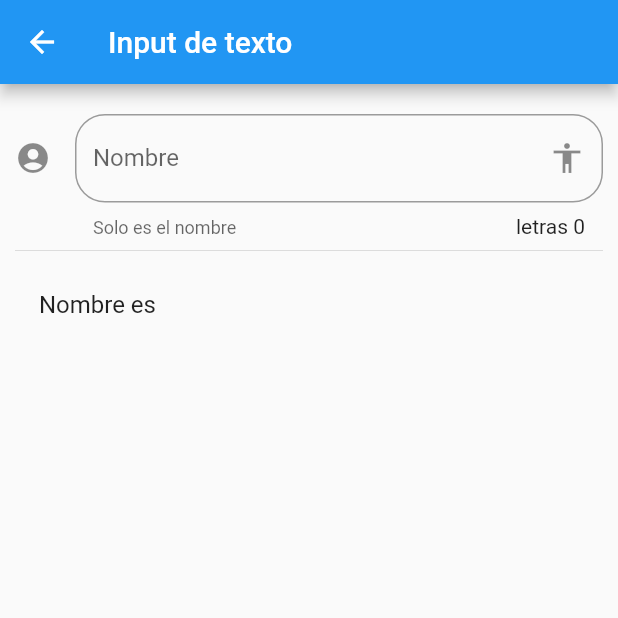
After one commit to Sam200018/Flutter_Componentes, a Flutter app: the InputPage screen opened by its route, on a phone screen of 412 x 824 dp, the top half of it. The commit adds this screen. Run offline on Flutter 3.47's test engine with Material 2 defaults, Android fonts, the phone set to English and light mode, and no system bars.

Commit message:
Input Fields, agregamos una caja de texto y el texto ingresado va cambiando constantemente junto con el numero de caracteres

```diff
--- a/data/menu_opts.json
+++ b/data/menu_opts.json
@@ -20,6 +20,11 @@
             "ruta" : "animatedContainer",
             "icon" : "donut_large",
             "texto": "Animated Conatianer"
+        },
+        {
+            "ruta" : "inputs",
+            "icon" : "input",
+            "texto": "Inputs"
         }
     ]
 }
--- /dev/null
+++ b/lib/src/pages/input_page.dart
@@ -0,0 +1,59 @@
+import 'package:flutter/material.dart';
+
+class InputPage extends StatefulWidget {
+  InputPage({Key key}) : super(key: key);
+
+  @override
+  _InputPageState createState() => _InputPageState();
+}
+
+class _InputPageState extends State<InputPage> {
+  String _nombre = '';
+  @override
+  Widget build(BuildContext context) {
+    return Container(
+      child: Scaffold(
+        appBar: AppBar(
+          title: Text('Input de texto'),
+        ),
+        body: ListView(
+          padding: EdgeInsets.symmetric(horizontal: 10.0, vertical: 20.0),
+          children: [
+            _crearInput(),
+            Divider(),
+            _crearPersona(),
+          ],
+        ),
+      ),
+    );
+  }
+
+  Widget _crearInput() {
+    return TextField(
+      // autofocus: true,
+      textCapitalization: TextCapitalization.sentences,
+      decoration: InputDecoration(
+        border: OutlineInputBorder(
+          borderRadius: BorderRadius.circular(20.0),
+        ),
+        counter: Text('letras ${_nombre.length}'),
+        hintText: 'Nombre de la persona',
+        labelText: 'Nombre',
+        helperText: 'Solo es el nombre',
+        suffixIcon: Icon(Icons.accessibility),
+        icon: Icon(Icons.account_circle),
+      ),
+      onChanged: (valor) {
+        setState(() {
+          _nombre = valor;
+        });
+      },
+    );
+  }
+
+  Widget _crearPersona() {
+    return ListTile(
+      title: Text('Nombre es $_nombre'),
+    );
+  }
+}
--- a/lib/src/routes/routes.dart
+++ b/lib/src/routes/routes.dart
@@ -5,6 +5,7 @@ import 'package:componentes/src/pages/alert_page.dart';
 import 'package:componentes/src/pages/avatar_page.dart';
 import 'package:componentes/src/pages/card_page.dart';
 import 'package:componentes/src/pages/animated_container.dart';
+import 'package:componentes/src/pages/input_page.dart';
 
 Map<String, WidgetBuilder> getApplicationRoutes() {
   return <String, WidgetBuilder>{
@@ -14,5 +15,6 @@ Map<String, WidgetBuilder> getApplicationRoutes() {
     'avatar': (BuildContext context) => AvatarPage(),
     'card': (BuildContext context) => CardPage(),
     'animatedContainer': (BuildContext context) => AnimatedContainerPage(),
+    'inputs': (BuildContext context) => InputPage(),
   };
 }
--- a/lib/src/utils/icono_string_util.dart
+++ b/lib/src/utils/icono_string_util.dart
@@ -4,7 +4,8 @@ final _icon = <String, IconData>{
   'add_alert': Icons.add_alert,
   'accessibility': Icons.accessibility,
   'folder_open': Icons.folder_open,
-  'donut_large': Icons.format_clear
+  'donut_large': Icons.format_clear,
+  'input': Icons.input,
 };
 
 Icon getICon(String nombreICono) {
```
